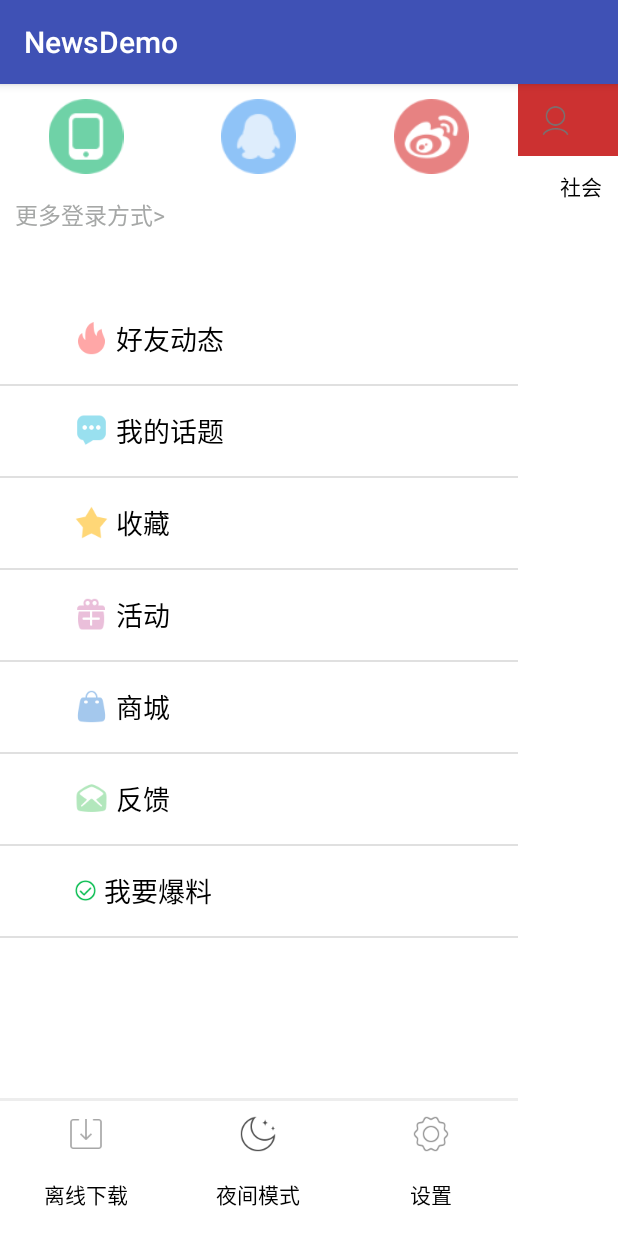
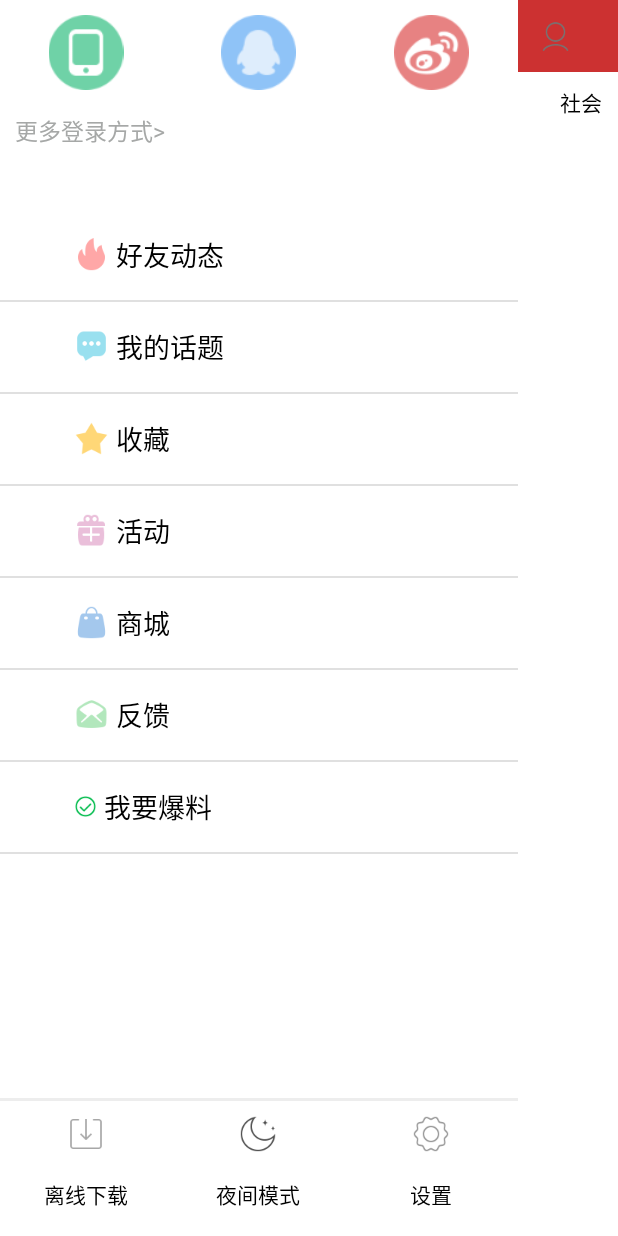
Before and after one commit to sunqueyu/Sun, an Android app: the MainActivity screen opened directly, with no data from a screen before it, after a tap on an icon or button, on a phone screen of 412 x 824 dp. Run offline under Robolectric (Android 15) with nearby library versions, the phone set to English and light mode, and no system bars; libraries missing offline, so code that uses them is left out: cn.jpush.android, cn.smssdk, cn.smssdk.gui, com.jaeger.library, com.liaoinstan.springview and 10 more; plain views replace SpringView; pictures from the network do not load; 16 statements that could not run were skipped.

Commit message:
NewsTopDemo

```diff
--- a/NewsDemo/app/build.gradle
+++ b/NewsDemo/app/build.gradle
@@ -66,6 +66,7 @@ dependencies {
     compile 'fm.jiecao:jiecaovideoplayer:4.8.3'
     compile project(':xlistviewlibrary')
     compile 'com.liaoinstan.springview:library:1.2.6'
+    compile 'com.jaeger.statusbaruitl:library:1.0.0'
     compile 'cn.jiguang.sdk:jpush:3.0.3'  // 此处以JPush 3.0.3 版本为例。
     compile 'cn.jiguang.sdk:jcore:1.1.1'  // 此处以JCore 1.1.1 版本为例。
 }
--- a/NewsDemo/app/src/main/java/com/example/administrator/newsdemo/activity/MainActivity.java
+++ b/NewsDemo/app/src/main/java/com/example/administrator/newsdemo/activity/MainActivity.java
@@ -37,6 +37,7 @@ import com.example.administrator.newsdemo.fragment.Frag_News;
 import com.example.administrator.newsdemo.fragment.Frag_Video;
 import com.example.administrator.newsdemo.util.DBHelper;
 import com.example.administrator.newsdemo.util.Utils;
+import com.jaeger.library.StatusBarUtil;
 import com.jeremyfeinstein.slidingmenu.lib.SlidingMenu;
 import com.tencent.connect.UserInfo;
 import com.tencent.connect.auth.QQToken;
@@ -107,6 +108,11 @@ public class MainActivity extends AppCompatActivity implements View.OnClickListe
         }
         super.onCreate(savedInstanceState);
         setContentView(R.layout.activity_main);
+
+        //沉浸式
+        StatusBarUtil.setColor(MainActivity.this,getResources().getColor(R.color.bar),0);
+        StatusBarUtil.setTransparent(MainActivity.this);//设置标题栏为全透明
+
         //传入参数APPID和全局Context上下文
         mTencent = Tencent.createInstance(APP_ID, MainActivity.this.getApplicationContext());
 
--- a/NewsDemo/app/src/main/res/values/colors.xml
+++ b/NewsDemo/app/src/main/res/values/colors.xml
@@ -4,8 +4,10 @@
     <color name="colorPrimary">#3F51B5</color>
     <color name="colorPrimaryDark">#303F9F</color>
     <color name="colorAccent">#FF4081</color>
+    <color name="bar">#CB3131</color>
     <!--夜间模式下的颜色-->
     <color name="nightColorPrimary">#3b3b3b</color>
     <color name="nightColorPrimaryDark">#383838</color>
     <color name="nightColorAccent">#a72b55</color>
+    <color name="nightCar">#CB3131</color>
 </resources>
--- a/NewsDemo/app/src/main/res/values/styles.xml
+++ b/NewsDemo/app/src/main/res/values/styles.xml
@@ -1,7 +1,7 @@
 <resources>
 
     <!-- Base application theme. 日间模式-->
-    <style name="AppTheme" parent="Theme.AppCompat.Light.DarkActionBar">
+    <style name="AppTheme" parent="Theme.AppCompat.Light.NoActionBar">
         <!-- Customize your theme here. -->
         <item name="colorPrimary">@color/colorPrimary</item>
         <item name="colorPrimaryDark">@color/colorPrimaryDark</item>
@@ -11,7 +11,7 @@
 
     </style>
     <!-- Base application theme. 夜间模式-->
-    <style name="NightAppTheme" parent="Theme.AppCompat.Light.DarkActionBar">
+    <style name="NightAppTheme" parent="Theme.AppCompat.Light.NoActionBar">
         <!-- Customize your theme here. -->
         <item name="colorPrimary">@color/nightColorPrimary</item>
         <item name="colorPrimaryDark">@color/nightColorPrimaryDark</item>
```
